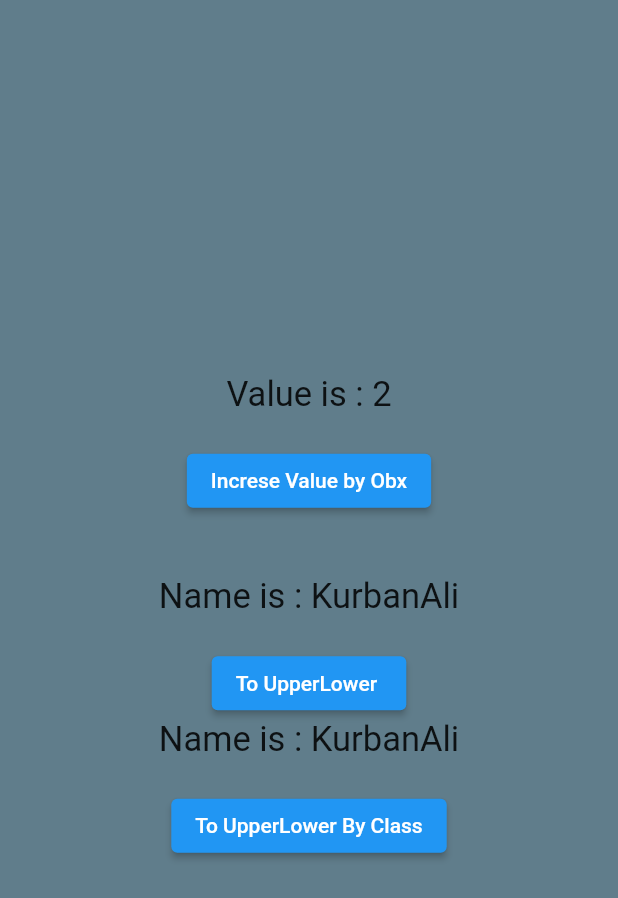
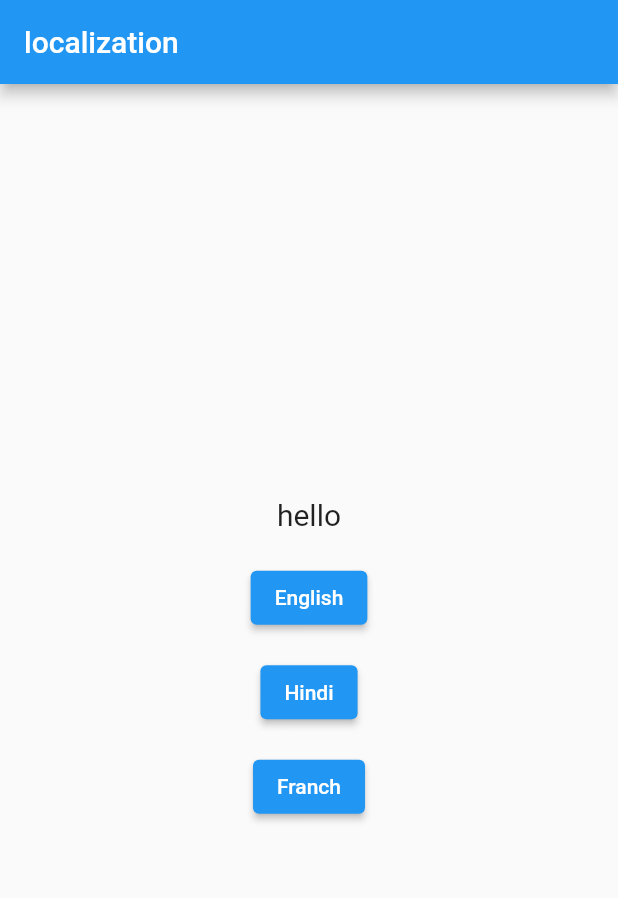
Before and after one commit to KurbanAli6615/Flutter_GetX, a Flutter app: the screen it shows after launch, on a phone screen of 412 x 824 dp. Shown: the top 898 px of the screen. Run offline on Flutter 3.47's test engine with Material 2 defaults, Android fonts, the phone set to English and light mode, and no system bars; our stand-ins replace get.

Commit message:
GetxServices done.

```diff
--- a/getx_first/analysis_options.yaml
+++ b/getx_first/analysis_options.yaml
@@ -31,6 +31,7 @@ linter:
     avoid_unused_constructor_parameters: false
     use_key_in_widget_constructors: false
     prefer_final_fields: false
+    file_names: false
     # prefer_single_quotes: true  # Uncomment to enable the `prefer_single_quotes` rule
 # Additional information about this file can be found at
 # https://dart.dev/guides/language/analysis-options
--- /dev/null
+++ b/getx_first/lib/GetX/Localization/Localize_text.dart
@@ -0,0 +1,19 @@
+import 'package:get/route_manager.dart';
+
+class LocalizedText extends Translations {
+  @override
+  Map<String, Map<String, String>> get keys => {
+        'en': {
+          'hello': "Hello",
+          'localization': 'Localization',
+        },
+        'hi': {
+          'hello': "नमस्कार",
+          'localization': 'स्थानीयकरण',
+        },
+        'fr': {
+          'hello': "Bonjour",
+          'localization': 'Localisation',
+        },
+      };
+}
--- /dev/null
+++ b/getx_first/lib/GetX/Localization/localization.dart
@@ -0,0 +1,56 @@
+import 'package:flutter/material.dart';
+import 'package:get/get.dart';
+import 'package:getx_first/GetX/Localization/my_localization_controller.dart';
+
+class LocalizationByGetX extends StatelessWidget {
+  LocalizationByGetX({Key? key}) : super(key: key);
+
+  LocalizationController _controller = Get.put(LocalizationController());
+
+  @override
+  Widget build(BuildContext context) {
+    return Scaffold(
+      appBar: AppBar(
+        title: Text("localization".tr),
+      ),
+      body: Center(
+        child: Column(
+          mainAxisAlignment: MainAxisAlignment.center,
+          children: [
+            Text(
+              "hello".tr,
+              style: TextStyle(fontSize: 20),
+            ),
+            SizedBox(
+              height: 20,
+            ),
+            ElevatedButton(
+              onPressed: () {
+                _controller.changeLanguage(lang: 'en');
+              },
+              child: Text("English"),
+            ),
+            SizedBox(
+              height: 15,
+            ),
+            ElevatedButton(
+              onPressed: () {
+                _controller.changeLanguage(lang: 'hi');
+              },
+              child: Text("Hindi"),
+            ),
+            SizedBox(
+              height: 15,
+            ),
+            ElevatedButton(
+              onPressed: () {
+                _controller.changeLanguage(lang: 'fr');
+              },
+              child: Text("Franch"),
+            ),
+          ],
+        ),
+      ),
+    );
+  }
+}
--- /dev/null
+++ b/getx_first/lib/GetX/Localization/my_localization_controller.dart
@@ -0,0 +1,9 @@
+import 'package:flutter/material.dart';
+import 'package:get/get.dart';
+
+class LocalizationController extends GetxController {
+  void changeLanguage({required String lang}) {
+    var locale = Locale(lang);
+    Get.updateLocale(locale);
+  }
+}
--- a/getx_first/lib/main.dart
+++ b/getx_first/lib/main.dart
@@ -1,10 +1,12 @@
 import 'package:flutter/material.dart';
 import 'package:get/get.dart';
+import 'package:getx_first/GetX/Localization/Localization.dart';
 import 'package:getx_first/GetX/Routes/getx_named_routes.dart';
 import 'package:getx_first/GetX/StateManagement/getx_obx.dart';
 import 'package:getx_first/GetX/getx_dialog.dart';
 import 'package:getx_first/GetX/getx_snackbar.dart';
 
+import 'GetX/Localization/Localize_text.dart';
 import 'GetX/Routes/getx_route_unnamed_navigation.dart';
 import 'GetX/getx_bottomsheet.dart';
 
@@ -19,7 +21,10 @@ class MyApp extends StatelessWidget {
   Widget build(BuildContext context) {
     return GetMaterialApp(
       debugShowCheckedModeBanner: false,
-      home: ObxByGetX(),
+      home: LocalizationByGetX(),
+      translations: LocalizedText(),
+      locale: Locale('en_US'),
+      fallbackLocale: Locale('en_US'),
 
       // // Named Route
       // initialRoute: '/',
```
Also changed, not shown: 1 other file.
